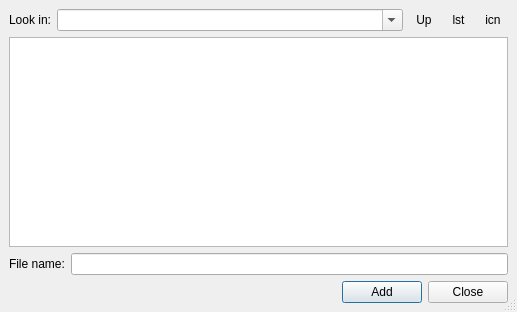
Above: src/plugins/FileDialogs/QmmpFileDialog/qmmpfiledialog.ui from ksv1986/qmmp-staging before the change. Below: the same form after it.
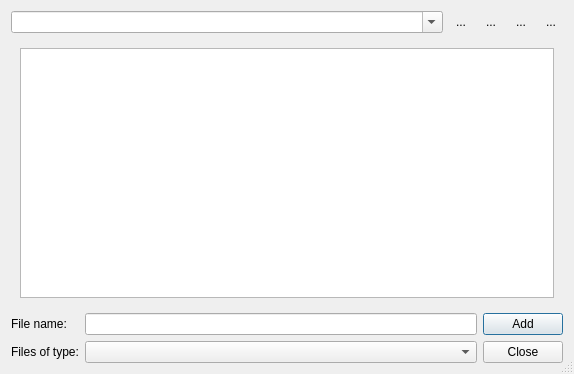
That is the form after the change.

Diff of the .ui file:
```diff
--- a/src/plugins/FileDialogs/QmmpFileDialog/qmmpfiledialog.ui
+++ b/src/plugins/FileDialogs/QmmpFileDialog/qmmpfiledialog.ui
@@ -5,8 +5,8 @@
    <rect>
     <x>0</x>
     <y>0</y>
-    <width>517</width>
-    <height>312</height>
+    <width>574</width>
+    <height>374</height>
    </rect>
   </property>
   <property name="windowTitle" >
@@ -15,46 +15,9 @@
   <property name="sizeGripEnabled" >
    <bool>true</bool>
   </property>
-  <layout class="QVBoxLayout" >
-   <property name="spacing" >
-    <number>6</number>
-   </property>
-   <property name="leftMargin" >
-    <number>9</number>
-   </property>
-   <property name="topMargin" >
-    <number>9</number>
-   </property>
-   <property name="rightMargin" >
-    <number>9</number>
-   </property>
-   <property name="bottomMargin" >
-    <number>9</number>
-   </property>
-   <item>
+  <layout class="QGridLayout" >
+   <item row="0" column="0" colspan="3" >
     <layout class="QHBoxLayout" >
-     <property name="spacing" >
-      <number>6</number>
-     </property>
-     <property name="leftMargin" >
-      <number>0</number>
-     </property>
-     <property name="topMargin" >
-      <number>0</number>
-     </property>
-     <property name="rightMargin" >
-      <number>0</number>
-     </property>
-     <property name="bottomMargin" >
-      <number>0</number>
-     </property>
-     <item>
-      <widget class="QLabel" name="label_2" >
-       <property name="text" >
-        <string>Look in:</string>
-       </property>
-      </widget>
-     </item>
      <item>
       <widget class="QComboBox" name="lookInComboBox" >
        <property name="sizePolicy" >
@@ -70,9 +33,12 @@
      </item>
      <item>
       <widget class="QToolButton" name="upToolButton" >
-       <property name="text" >
+       <property name="toolTip" >
         <string>Up</string>
        </property>
+       <property name="text" >
+        <string>...</string>
+       </property>
        <property name="autoRaise" >
         <bool>true</bool>
        </property>
@@ -84,7 +50,7 @@
         <string>List view</string>
        </property>
        <property name="text" >
-        <string>lst</string>
+        <string>...</string>
        </property>
        <property name="checkable" >
         <bool>true</bool>
@@ -100,7 +66,7 @@
         <string>Icon view</string>
        </property>
        <property name="text" >
-        <string>icn</string>
+        <string>...</string>
        </property>
        <property name="iconSize" >
         <size>
@@ -111,6 +77,25 @@
        <property name="checkable" >
         <bool>true</bool>
        </property>
+       <property name="autoExclusive" >
+        <bool>true</bool>
+       </property>
+       <property name="autoRaise" >
+        <bool>true</bool>
+       </property>
+      </widget>
+     </item>
+     <item>
+      <widget class="QToolButton" name="closeOnAddToolButton" >
+       <property name="toolTip" >
+        <string>Close dialog on add</string>
+       </property>
+       <property name="text" >
+        <string>...</string>
+       </property>
+       <property name="checkable" >
+        <bool>true</bool>
+       </property>
        <property name="autoRaise" >
         <bool>true</bool>
        </property>
@@ -118,6 +103,13 @@
      </item>
     </layout>
    </item>
+   <item row="1" column="0" colspan="3" >
+    <widget class="QStackedWidget" name="stackedWidget" >
+     <property name="currentIndex" >
+      <number>1</number>
+     </property>
+     <widget class="QWidget" name="page" >
+      <layout class="QVBoxLayout" >
    <item>
     <widget class="QListView" name="fileListView" >
      <property name="selectionMode" >
@@ -143,80 +135,85 @@
      </property>
     </widget>
    </item>
+      </layout>
+     </widget>
+     <widget class="QWidget" name="page_2" >
+      <layout class="QVBoxLayout" >
    <item>
-    <layout class="QHBoxLayout" >
-     <property name="spacing" >
-      <number>6</number>
-     </property>
-     <property name="leftMargin" >
-      <number>0</number>
-     </property>
-     <property name="topMargin" >
-      <number>0</number>
-     </property>
-     <property name="rightMargin" >
-      <number>0</number>
-     </property>
-     <property name="bottomMargin" >
-      <number>0</number>
-     </property>
-     <item>
+        <widget class="QTreeView" name="treeView" >
+         <property name="selectionMode" >
+          <enum>QAbstractItemView::ExtendedSelection</enum>
+         </property>
+         <property name="rootIsDecorated" >
+          <bool>false</bool>
+         </property>
+         <property name="itemsExpandable" >
+          <bool>false</bool>
+         </property>
+         <property name="allColumnsShowFocus" >
+          <bool>true</bool>
+         </property>
+        </widget>
+       </item>
+      </layout>
+     </widget>
+    </widget>
+   </item>
+   <item row="2" column="0" >
       <widget class="QLabel" name="label" >
        <property name="text" >
         <string>File name:</string>
        </property>
       </widget>
      </item>
-     <item>
+   <item row="2" column="1" >
       <widget class="QLineEdit" name="fileNameLineEdit" />
      </item>
-    </layout>
-   </item>
-   <item>
-    <layout class="QHBoxLayout" >
-     <property name="spacing" >
-      <number>6</number>
-     </property>
-     <property name="leftMargin" >
-      <number>0</number>
-     </property>
-     <property name="topMargin" >
-      <number>0</number>
-     </property>
-     <property name="rightMargin" >
-      <number>0</number>
-     </property>
-     <property name="bottomMargin" >
-      <number>0</number>
-     </property>
-     <item>
-      <spacer>
-       <property name="orientation" >
-        <enum>Qt::Horizontal</enum>
-       </property>
-       <property name="sizeHint" >
-        <size>
-         <width>40</width>
-         <height>20</height>
-        </size>
-       </property>
-      </spacer>
-     </item>
-     <item>
+   <item row="2" column="2" >
       <widget class="QPushButton" name="addPushButton" >
+     <property name="sizePolicy" >
+      <sizepolicy vsizetype="Fixed" hsizetype="Minimum" >
+       <horstretch>0</horstretch>
+       <verstretch>0</verstretch>
+      </sizepolicy>
+     </property>
        <property name="text" >
         <string>Add</string>
        </property>
       </widget>
      </item>
-     <item>
+   <item row="3" column="0" >
+    <widget class="QLabel" name="label_3" >
+     <property name="text" >
+      <string>Files of type:</string>
+     </property>
+    </widget>
+   </item>
+   <item row="3" column="1" >
+    <widget class="QComboBox" name="fileTypeComboBox" >
+     <property name="sizePolicy" >
+      <sizepolicy vsizetype="Fixed" hsizetype="MinimumExpanding" >
+       <horstretch>0</horstretch>
+       <verstretch>0</verstretch>
+      </sizepolicy>
+     </property>
+     <property name="sizeAdjustPolicy" >
+      <enum>QComboBox::AdjustToMinimumContentsLength</enum>
+     </property>
+    </widget>
+   </item>
+   <item row="3" column="2" >
       <widget class="QPushButton" name="closePushButton" >
+     <property name="sizePolicy" >
+      <sizepolicy vsizetype="Fixed" hsizetype="Minimum" >
+       <horstretch>0</horstretch>
+       <verstretch>0</verstretch>
+      </sizepolicy>
+     </property>
        <property name="text" >
         <string>Close</string>
        </property>
       </widget>
-     </item>
-    </layout>
    </item>
   </layout>
  </widget>
```
Left out of the diff: 7 changed lines with no effect on the pictures. Lines whose indentation alone changed are shown as unchanged.
